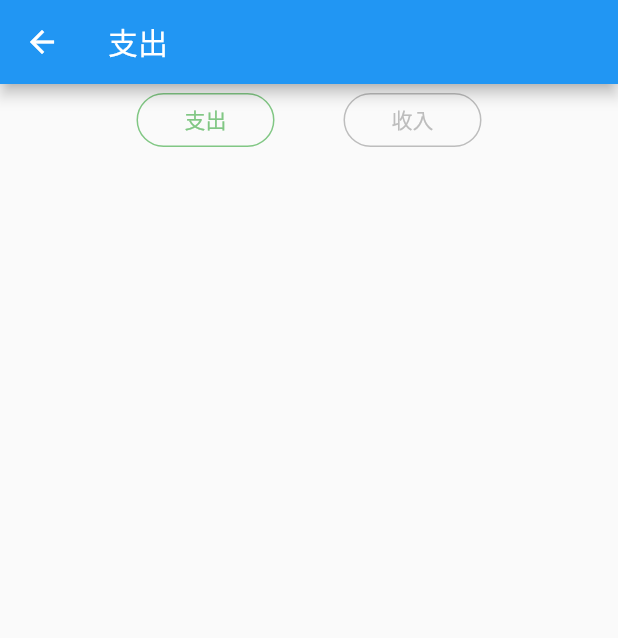
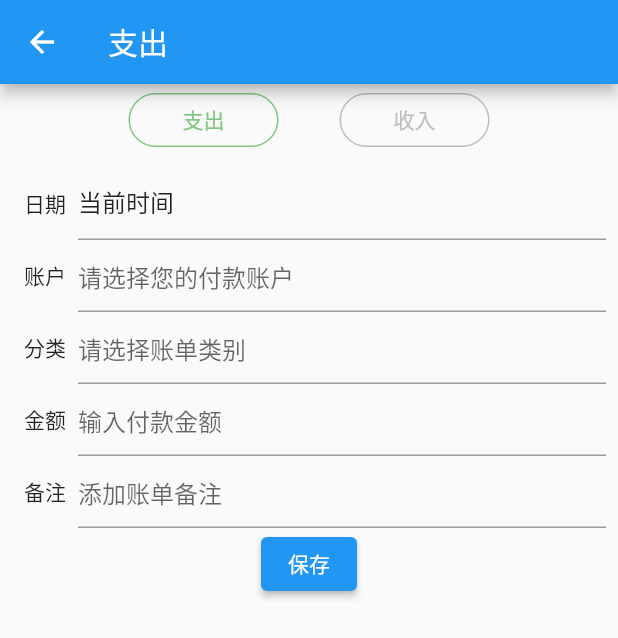
Before and after one commit to ggaier/jizhang, a Flutter app: the screen it shows after launch, after a tap on the "add" icon, on a phone screen of 412 x 824 dp. Shown: the top 638 px of the screen. Run offline on Flutter 3.47's test engine with Material 2 defaults, Android fonts, the phone set to English and light mode, and no system bars; our stand-ins replace flutter_bloc; missing offline and left inert: dart:ffi.

Commit message:
修改添加账单的样式

```diff
--- a/lib/add_bill/add_bill_view.dart
+++ b/lib/add_bill/add_bill_view.dart
@@ -9,6 +9,8 @@ class AddBillView extends StatefulWidget {
 }
 
 class _AddBillState extends State {
+  static const _BTN_PADDING = 36.0;
+  static const _BTN_RADIUS = 18.0;
   BillType _billType = BillType.expense;
   String _title = "支出";
 
@@ -24,6 +26,95 @@ class _AddBillState extends State {
   Widget _buildAddBillBody(BuildContext context) {
     final expenseColor = (_billType == BillType.expense ? Colors.green[300] : Colors.grey[400])!;
     final earningColor = (_billType == BillType.earning ? Colors.red[300] : Colors.grey[400])!;
+    return ListView(
+      children: [_billTypeView(expenseColor, earningColor), _billForm()],
+    );
+  }
+
+  Widget _billForm() {
+    return Padding(
+      padding: const EdgeInsets.all(8.0),
+      child: Form(
+        child: Column(
+          children: [
+            Row(
+              children: [
+                Padding(
+                  padding: const EdgeInsets.symmetric(horizontal: 8.0),
+                  child: Text("日期"),
+                ),
+                Expanded(
+                  child: TextFormField(
+                    initialValue: "当前时间",
+                    onTap: () {
+                      //弹出时间选择弹框
+                    },
+                  ),
+                )
+              ],
+            ),
+            Row(
+              children: [
+                Padding(
+                  padding: const EdgeInsets.symmetric(horizontal: 8.0),
+                  child: Text("账户"),
+                ),
+                Expanded(
+                  child: TextFormField(
+                    decoration: const InputDecoration(hintText: "请选择您的付款账户"),
+                  ),
+                )
+              ],
+            ),
+            Row(
+              children: [
+                Padding(
+                  padding: const EdgeInsets.symmetric(horizontal: 8.0),
+                  child: Text("分类"),
+                ),
+                Expanded(
+                  child: TextFormField(
+                    decoration: const InputDecoration(hintText: "请选择账单类别"),
+                  ),
+                )
+              ],
+            ),
+            Row(
+              children: [
+                Padding(
+                  padding: const EdgeInsets.symmetric(horizontal: 8.0),
+                  child: Text("金额"),
+                ),
+                Expanded(
+                  child: TextFormField(
+                    decoration: const InputDecoration(hintText: "输入付款金额"),
+                  ),
+                )
+              ],
+            ),
+            Row(
+              children: [
+                Padding(
+                  padding: const EdgeInsets.all(8.0),
+                  child: Text("备注"),
+                ),
+                Expanded(
+                  child: TextFormField(
+                    decoration: const InputDecoration(hintText: "添加账单备注"),
+                  ),
+                )
+              ],
+            ),
+            Center(
+              child: ElevatedButton(child: const Text("保存"), onPressed: () {}),
+            )
+          ],
+        ),
+      ),
+    );
+  }
+
+  Widget _billTypeView(Color expenseColor, Color earningColor) {
     return Row(
       mainAxisAlignment: MainAxisAlignment.spaceBetween,
       crossAxisAlignment: CrossAxisAlignment.start,
@@ -36,18 +127,18 @@ class _AddBillState extends State {
             ),
             onPressed: () => _onBillTypeChanged(BillType.expense),
             style: OutlinedButton.styleFrom(
-                padding: const EdgeInsets.symmetric(horizontal: 32.0),
+                padding: const EdgeInsets.symmetric(horizontal: _BTN_PADDING),
                 side: BorderSide(color: expenseColor),
                 shape: RoundedRectangleBorder(
-                    borderRadius: BorderRadius.circular(18.0), side: BorderSide(color: expenseColor)))),
+                    borderRadius: BorderRadius.circular(_BTN_RADIUS), side: BorderSide(color: expenseColor)))),
         OutlinedButton(
             child: Text("收入", style: TextStyle(color: earningColor)),
             onPressed: () => _onBillTypeChanged(BillType.earning),
             style: OutlinedButton.styleFrom(
-                padding: const EdgeInsets.symmetric(horizontal: 32.0),
+                padding: const EdgeInsets.symmetric(horizontal: _BTN_PADDING),
                 side: BorderSide(color: earningColor),
                 shape: RoundedRectangleBorder(
-                    borderRadius: BorderRadius.circular(18.0), side: BorderSide(color: earningColor)))),
+                    borderRadius: BorderRadius.circular(_BTN_RADIUS), side: BorderSide(color: earningColor)))),
         SizedBox(width: 45),
       ],
     );
```
